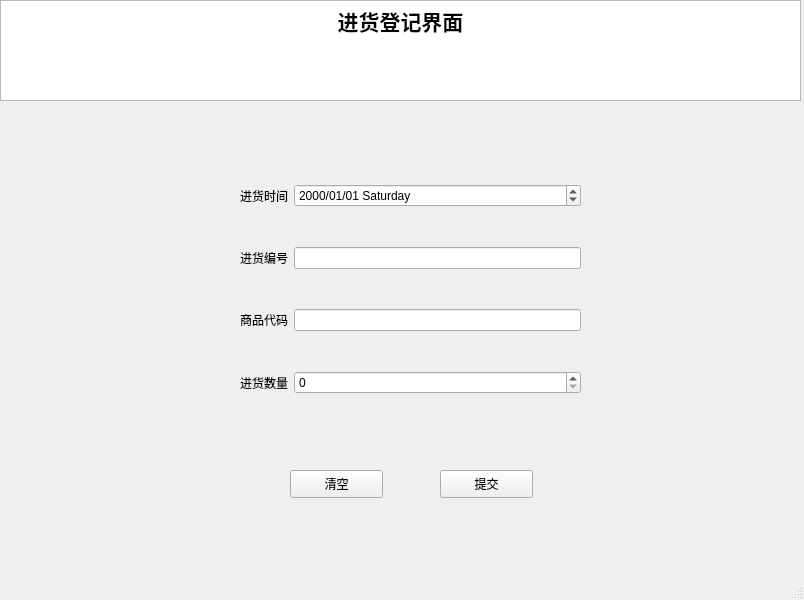
Qt form QtUI/UI/PurchaseRegisterWindow.ui (A-Kaga/SuperMarket) before a commit.
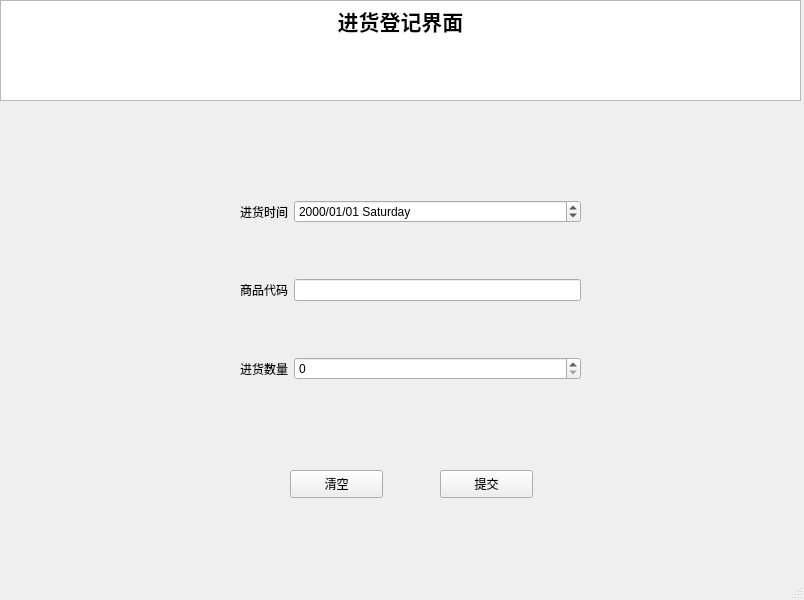
The same form after that commit.

Patch:
```diff
--- a/QtUI/UI/PurchaseRegisterWindow.ui
+++ b/QtUI/UI/PurchaseRegisterWindow.ui
@@ -67,9 +67,6 @@
      </rect>
     </property>
     <layout class="QGridLayout" name="gridLayout">
-     <item row="1" column="1">
-      <widget class="QLineEdit" name="PurchaseID_LineEdit"/>
-     </item>
      <item row="0" column="0">
       <widget class="QLabel" name="Time_Label">
        <property name="text">
@@ -78,32 +75,19 @@
       </widget>
      </item>
      <item row="1" column="0">
-      <widget class="QLabel" name="PurchaseID_Label">
-       <property name="text">
-        <string>进货编号</string>
-       </property>
-      </widget>
-     </item>
-     <item row="2" column="1">
-      <widget class="QLineEdit" name="WareID_LineEdit"/>
-     </item>
-     <item row="2" column="0">
       <widget class="QLabel" name="WareID_Label">
        <property name="text">
         <string>商品代码</string>
        </property>
       </widget>
      </item>
-     <item row="3" column="0">
+     <item row="2" column="0">
       <widget class="QLabel" name="Quantity_Label">
        <property name="text">
         <string>进货数量</string>
        </property>
       </widget>
      </item>
-     <item row="3" column="1">
-      <widget class="QSpinBox" name="Quantity_SpinBox"/>
-     </item>
      <item row="0" column="1">
       <widget class="QDateEdit" name="dateEdit">
        <property name="displayFormat">
@@ -111,6 +95,12 @@
        </property>
       </widget>
      </item>
+     <item row="2" column="1">
+      <widget class="QSpinBox" name="Quantity_SpinBox"/>
+     </item>
+     <item row="1" column="1">
+      <widget class="QLineEdit" name="WareID_LineEdit"/>
+     </item>
     </layout>
    </widget>
   </widget>
```
